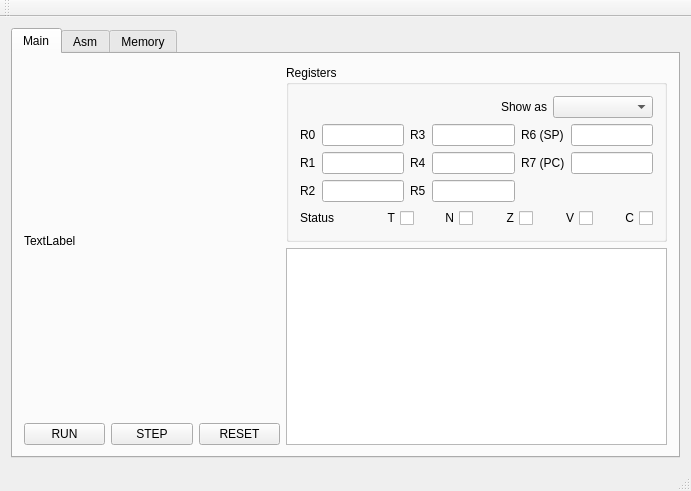
Above: AppGui/processorwindow.ui from mikhel1984/pdp_eleven before the change. Below: the same form after it.
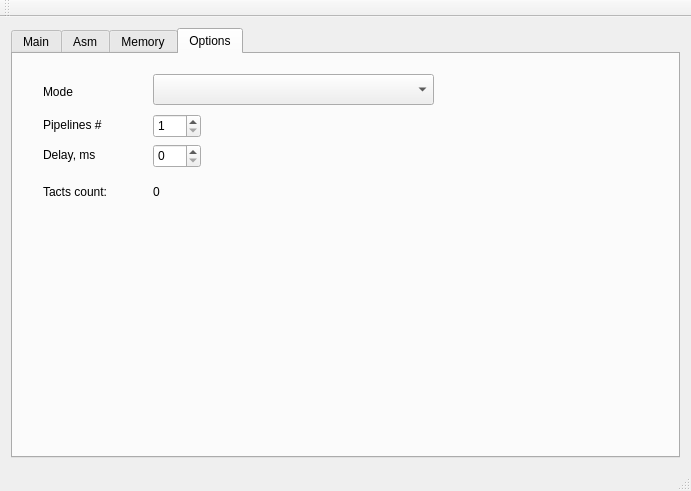
That is the form after the change.

Commit message: options tab incl. cpuMode, pipelines#, delay; show number of tacts

```diff
--- a/AppGui/processorwindow.ui
+++ b/AppGui/processorwindow.ui
@@ -27,7 +27,7 @@
        <bool>false</bool>
       </property>
       <property name="currentIndex">
-       <number>0</number>
+       <number>3</number>
       </property>
       <widget class="QWidget" name="mainTab">
        <attribute name="title">
@@ -470,6 +470,118 @@
         </item>
        </layout>
       </widget>
+      <widget class="QWidget" name="optionsTab">
+       <attribute name="title">
+        <string>Options</string>
+       </attribute>
+       <widget class="QComboBox" name="modeComboBox">
+        <property name="geometry">
+         <rect>
+          <x>140</x>
+          <y>20</y>
+          <width>281</width>
+          <height>31</height>
+         </rect>
+        </property>
+       </widget>
+       <widget class="QLabel" name="label_8">
+        <property name="geometry">
+         <rect>
+          <x>30</x>
+          <y>30</y>
+          <width>59</width>
+          <height>16</height>
+         </rect>
+        </property>
+        <property name="text">
+         <string>Mode</string>
+        </property>
+       </widget>
+       <widget class="QSpinBox" name="pipelinesCountSpinBox">
+        <property name="geometry">
+         <rect>
+          <x>140</x>
+          <y>60</y>
+          <width>48</width>
+          <height>24</height>
+         </rect>
+        </property>
+        <property name="minimum">
+         <number>1</number>
+        </property>
+        <property name="maximum">
+         <number>8</number>
+        </property>
+       </widget>
+       <widget class="QLabel" name="label_9">
+        <property name="geometry">
+         <rect>
+          <x>30</x>
+          <y>60</y>
+          <width>71</width>
+          <height>21</height>
+         </rect>
+        </property>
+        <property name="text">
+         <string>Pipelines #</string>
+        </property>
+       </widget>
+       <widget class="QSpinBox" name="delaySpinBox">
+        <property name="geometry">
+         <rect>
+          <x>140</x>
+          <y>90</y>
+          <width>48</width>
+          <height>24</height>
+         </rect>
+        </property>
+        <property name="minimum">
+         <number>0</number>
+        </property>
+        <property name="maximum">
+         <number>100</number>
+        </property>
+       </widget>
+       <widget class="QLabel" name="label_10">
+        <property name="geometry">
+         <rect>
+          <x>30</x>
+          <y>90</y>
+          <width>71</width>
+          <height>21</height>
+         </rect>
+        </property>
+        <property name="text">
+         <string>Delay, ms</string>
+        </property>
+       </widget>
+       <widget class="QLabel" name="label_11">
+        <property name="geometry">
+         <rect>
+          <x>30</x>
+          <y>130</y>
+          <width>101</width>
+          <height>16</height>
+         </rect>
+        </property>
+        <property name="text">
+         <string>Tacts count:</string>
+        </property>
+       </widget>
+       <widget class="QLabel" name="tactCountLabel">
+        <property name="geometry">
+         <rect>
+          <x>140</x>
+          <y>130</y>
+          <width>59</width>
+          <height>16</height>
+         </rect>
+        </property>
+        <property name="text">
+         <string>0</string>
+        </property>
+       </widget>
+      </widget>
      </widget>
     </item>
    </layout>
```
The commit also changes 5 other files.
